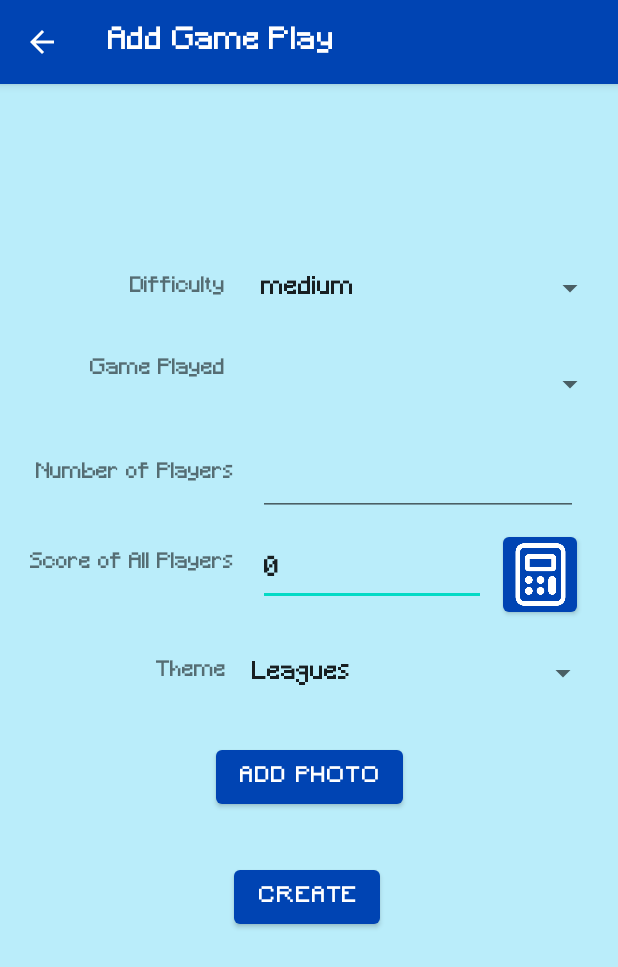
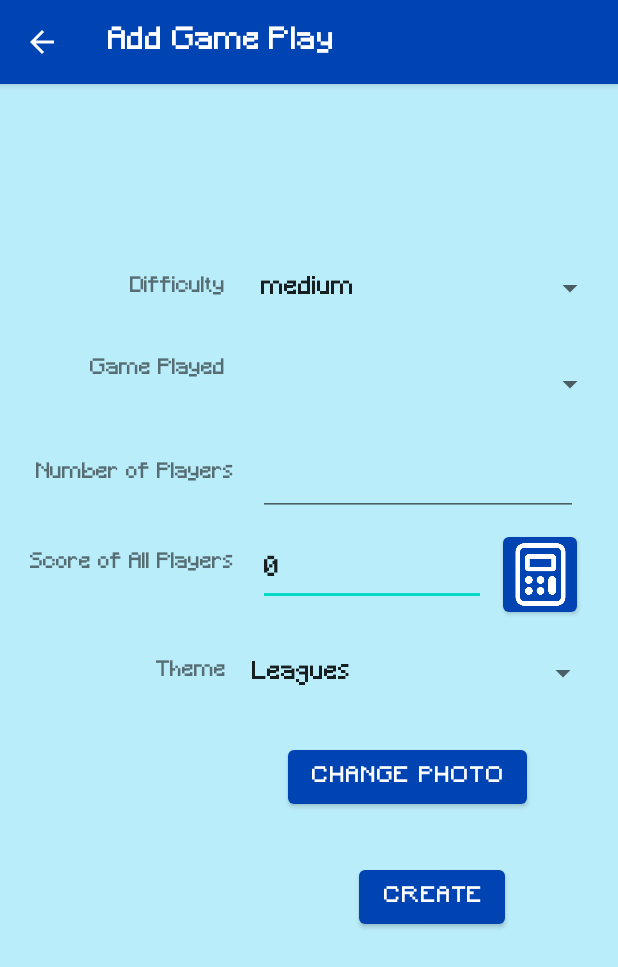
Before and after one commit to Lucas-liu1/Cmpt-276-Group-Work, an Android app: the AddGamePlay screen opened directly, with no data from a screen before it, on a phone screen of 412 x 824 dp. Shown: the top 967 px of the screen. Run offline under Robolectric (Android 15) with nearby library versions, the phone set to English and light mode, and no system bars.

Commit message:
Can Already change and show the photo in game play part.

```diff
--- a/myapplication2/src/main/AndroidManifest.xml
+++ b/myapplication2/src/main/AndroidManifest.xml
@@ -14,7 +14,8 @@
         android:theme="@style/Theme.CoopAchievement">
         <activity
             android:name=".Photo"
-            android:exported="false">
+            android:exported="false"
+            android:parentActivityName=".AddGamePlay">
             <meta-data
                 android:name="android.app.lib_name"
                 android:value="" />
--- a/myapplication2/src/main/java/ca/cmpt276/myapplication2/AddGamePlay.java
+++ b/myapplication2/src/main/java/ca/cmpt276/myapplication2/AddGamePlay.java
@@ -1,28 +1,22 @@
 package ca.cmpt276.myapplication2;
 
-import android.Manifest;
-import android.app.Activity;
 import android.content.Context;
 import android.content.Intent;
 import android.content.SharedPreferences;
-import android.content.pm.PackageManager;
 import android.graphics.Bitmap;
+import android.graphics.BitmapFactory;
 import android.os.Bundle;
-import android.provider.MediaStore;
 import android.view.View;
 import android.widget.AdapterView;
 import android.widget.ArrayAdapter;
 import android.widget.Button;
 import android.widget.EditText;
+import android.widget.ImageView;
 import android.widget.Spinner;
 import android.widget.Toast;
 
-import androidx.annotation.NonNull;
-import androidx.annotation.Nullable;
 import androidx.appcompat.app.ActionBar;
 import androidx.appcompat.app.AppCompatActivity;
-import androidx.core.app.ActivityCompat;
-import androidx.core.content.ContextCompat;
 import androidx.fragment.app.FragmentManager;
 
 import ca.cmpt276.myapplication2.model.AchievementList;
@@ -46,6 +40,7 @@ public class AddGamePlay extends AppCompatActivity {
     private int themeID;
     private String difficulty;
     private String theme;
+    private byte[] photo_byte;
 
     @Override
     protected void onCreate(Bundle savedInstanceState) {
@@ -61,6 +56,7 @@ public class AddGamePlay extends AppCompatActivity {
         populateSpinner();
         populateDifficultySpinner();
         populateThemeSpinner();
+        showPhoto();
     }
 
     @Override
@@ -73,7 +69,7 @@ public class AddGamePlay extends AppCompatActivity {
         setCalculateButton();
         fillTotalScoreField();
         photoClickCallback();
-//        setPhotoButton();
+
     }
 
     private void setCreateButton() {
@@ -214,8 +210,12 @@ public class AddGamePlay extends AppCompatActivity {
 
         num_players=getNumPlayers();
 
+        //photo is a byte[] here, not bitmap
+        photo_byte = getIntent().getByteArrayExtra("Photo");
+
         Game newGame = new Game(num_players, scores, difficulty);
         newGame.setTheme(theme);
+        newGame.setPhoto(photo_byte);
         AchievementList achievementList = new AchievementList(
                 GameConfiguration.getConfigList().get(configurationID).getPoor_score(),
                 GameConfiguration.getConfigList().get(configurationID).getGreat_score(),
@@ -243,10 +243,24 @@ public class AddGamePlay extends AppCompatActivity {
             @Override
             public void onClick(View view) {
                 Intent jumpToPhoto = new Intent(AddGamePlay.this, Photo.class);
+                jumpToPhoto.putExtra("From", 0);
                 startActivity(jumpToPhoto);
             }
         });
     }
 
+    private void showPhoto(){
+        photo_byte = getIntent().getByteArrayExtra("Photo");
+        ImageView photo = findViewById(R.id.PPP);
+        if(photo_byte == null){
+            return;
+        }
+        else{
+//            Toast.makeText(AddGamePlay.this, "WHY", Toast.LENGTH_LONG);
+            Bitmap photo_bm = BitmapFactory.decodeByteArray(photo_byte, 0, photo_byte.length);
+            photo.setImageBitmap(photo_bm);
+        }
+
+    }
 
 }
--- a/myapplication2/src/main/res/layout/activity_game_addplay.xml
+++ b/myapplication2/src/main/res/layout/activity_game_addplay.xml
@@ -120,7 +120,7 @@
         android:layout_marginTop="32dp"
         android:text="@string/create"
         app:layout_constraintEnd_toEndOf="parent"
-        app:layout_constraintHorizontal_bias="0.496"
+        app:layout_constraintHorizontal_bias="0.76"
         app:layout_constraintStart_toStartOf="parent"
         app:layout_constraintTop_toBottomOf="@+id/btn_addPhoto" />
 
@@ -165,9 +165,18 @@
         android:layout_width="wrap_content"
         android:layout_height="wrap_content"
         android:layout_marginTop="20dp"
-        android:text="Add photo"
+        android:text="Change photo"
         app:layout_constraintEnd_toEndOf="parent"
+        app:layout_constraintHorizontal_bias="0.76"
         app:layout_constraintStart_toStartOf="parent"
         app:layout_constraintTop_toBottomOf="@+id/spinner" />
 
+    <ImageView
+        android:id="@+id/PPP"
+        android:layout_width="176dp"
+        android:layout_height="226dp"
+        app:layout_constraintBottom_toBottomOf="parent"
+        app:layout_constraintStart_toStartOf="parent"
+        tools:srcCompat="@tools:sample/avatars" />
+
 </androidx.constraintlayout.widget.ConstraintLayout>
```
Also changed, not shown: myapplication2/src/main/java/ca/cmpt276/myapplication2/EditGamePlay.java (+37 -6 lines), myapplication2/src/main/java/ca/cmpt276/myapplication2/Photo.java (+85 -3 lines), myapplication2/src/main/java/ca/cmpt276/myapplication2/model/Game.java (+9 -6 lines).
